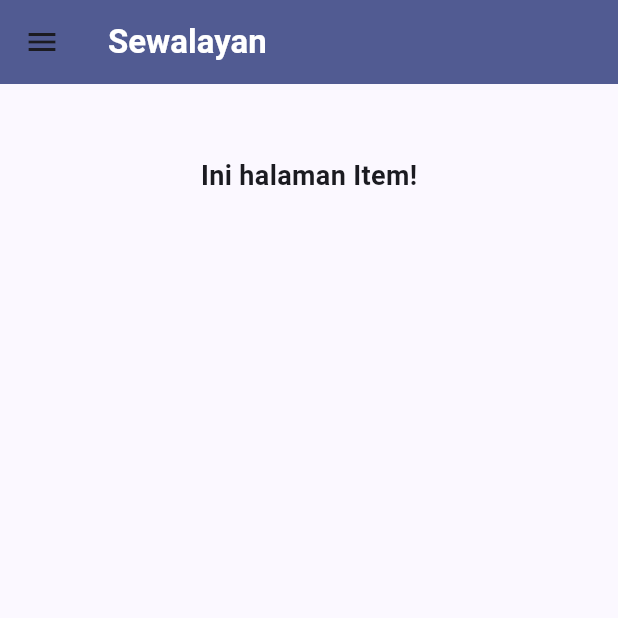
After one commit to PBP-E-10/sewalayan_mobile, a Flutter app: the ItemPage screen opened directly, on a phone screen of 412 x 824 dp, the top half of it. The commit adds this screen. Run offline on Flutter 3.47's test engine with Material 3 defaults, Android fonts, the phone set to English and light mode, and no system bars; our stand-ins replace material_ui.

Commit message:
feat: Membuat halaman item dan menambahkan navigasi ke halaman item

```diff
--- a/lib/core/widgets/left_drawer.dart
+++ b/lib/core/widgets/left_drawer.dart
@@ -1,6 +1,7 @@
 import 'package:material_ui/material_ui.dart';
 import 'package:sewalayan_mobile/home.dart';
 import 'package:sewalayan_mobile/features/order/screens/order.dart';
+import 'package:sewalayan_mobile/features/items/screens/item.dart';
 
 class LeftDrawer extends StatelessWidget {
   const LeftDrawer({super.key});
@@ -47,6 +48,16 @@ class LeftDrawer extends StatelessWidget {
               );
             },
           ),
+          ListTile(
+            leading: const Icon(Icons.inventory_2_outlined),
+            title: const Text('Item'),
+            onTap: () {
+              Navigator.pushReplacement(
+                context,
+                MaterialPageRoute(builder: (context) => const ItemPage()),
+              );
+            },
+          ),
         ],
       ),
     );
--- /dev/null
+++ b/lib/features/items/screens/item.dart
@@ -0,0 +1,49 @@
+import 'package:material_ui/material_ui.dart';
+import 'package:sewalayan_mobile/core/widgets/left_drawer.dart';
+
+class ItemPage extends StatelessWidget {
+  const ItemPage({super.key});
+
+  @override
+  Widget build(BuildContext context) {
+    // Scaffold menyediakan struktur visual dasar halaman (AppBar, Body, SnackBar).
+    return Scaffold(
+      // AppBar menampilkan bar bagian atas halaman aplikasi.
+      appBar: AppBar(
+        title: const Text(
+          'Sewalayan',
+          style: TextStyle(color: Colors.white, fontWeight: FontWeight.bold),
+        ),
+        backgroundColor: Theme.of(context).colorScheme.primary,
+      ),
+      // Body halaman utama dengan padding di sekelilingnya.
+      drawer: const LeftDrawer(),
+      body: Padding(
+        padding: const EdgeInsets.all(16.0),
+        child: Column(
+          crossAxisAlignment: CrossAxisAlignment.center,
+          children: [
+            const SizedBox(height: 16.0),
+
+            Center(
+              child: Column(
+                children: [
+                  const Padding(
+                    padding: EdgeInsets.only(top: 16.0),
+                    child: Text(
+                      'Ini halaman Item!',
+                      style: TextStyle(
+                        fontWeight: FontWeight.bold,
+                        fontSize: 18.0,
+                      ),
+                    ),
+                  ),
+                ],
+              ),
+            ),
+          ],
+        ),
+      ),
+    );
+  }
+}
```
Also changed, not shown: 1 other file.
